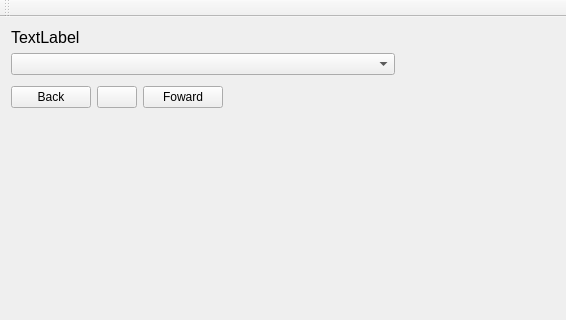
First picture: the form in interfaz/mainwindow.ui, repository Ramaora/TPO, before the edit; both pictures show x 0 to 566 and y 0 to 320 of the 813 by 478 pixel window.
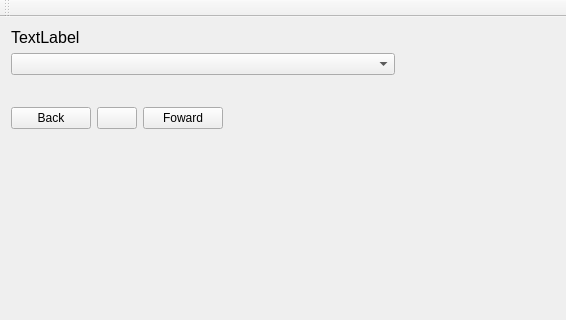
Second picture: the form after the edit. Icons and pictures are not drawn.

What changed in the file:
```diff
--- a/interfaz/mainwindow.ui
+++ b/interfaz/mainwindow.ui
@@ -26,7 +26,7 @@
       <x>0</x>
       <y>0</y>
       <width>406</width>
-      <height>102</height>
+      <height>123</height>
      </rect>
     </property>
     <layout class="QHBoxLayout" name="horizontalLayout_3">
```
